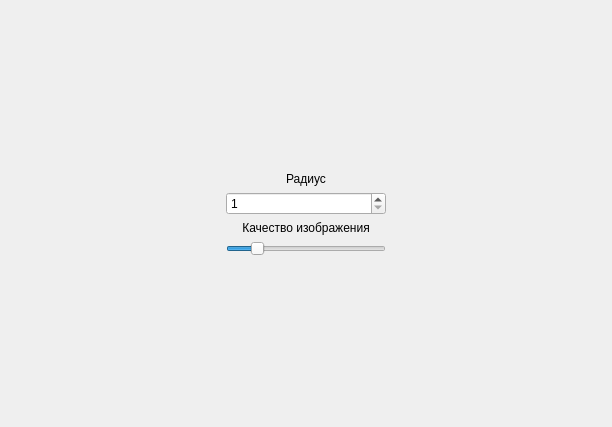
This is mainwindow.ui in margarita-v/OpenGL-Sphere as Qt 5 draws it before an edit. The edited form follows.
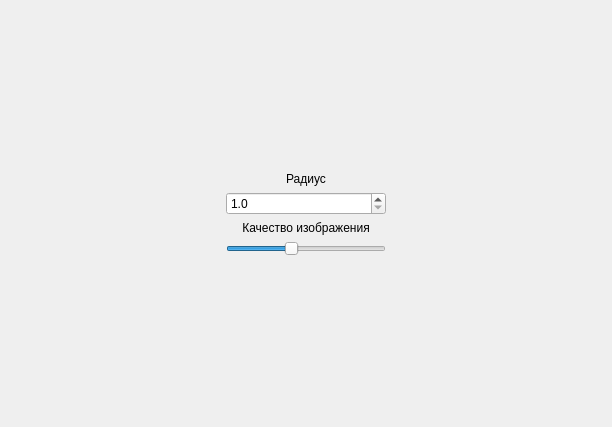
This is the edited form.

```diff
--- a/mainwindow.ui
+++ b/mainwindow.ui
@@ -55,7 +55,7 @@
          </widget>
         </item>
         <item>
-         <widget class="QSpinBox" name="sbRadius">
+         <widget class="QDoubleSpinBox" name="dsbRadius">
           <property name="minimumSize">
            <size>
             <width>160</width>
@@ -68,11 +68,17 @@
             <height>16777215</height>
            </size>
           </property>
-          <property name="minimum">
+          <property name="decimals">
            <number>1</number>
           </property>
+          <property name="minimum">
+           <double>1.000000000000000</double>
+          </property>
           <property name="maximum">
-           <number>4</number>
+           <double>3.000000000000000</double>
+          </property>
+          <property name="singleStep">
+           <double>0.200000000000000</double>
           </property>
          </widget>
         </item>
@@ -113,10 +119,10 @@
            </size>
           </property>
           <property name="minimum">
-           <number>20</number>
+           <number>15</number>
           </property>
           <property name="maximum">
-           <number>50</number>
+           <number>40</number>
           </property>
           <property name="value">
            <number>25</number>
```
